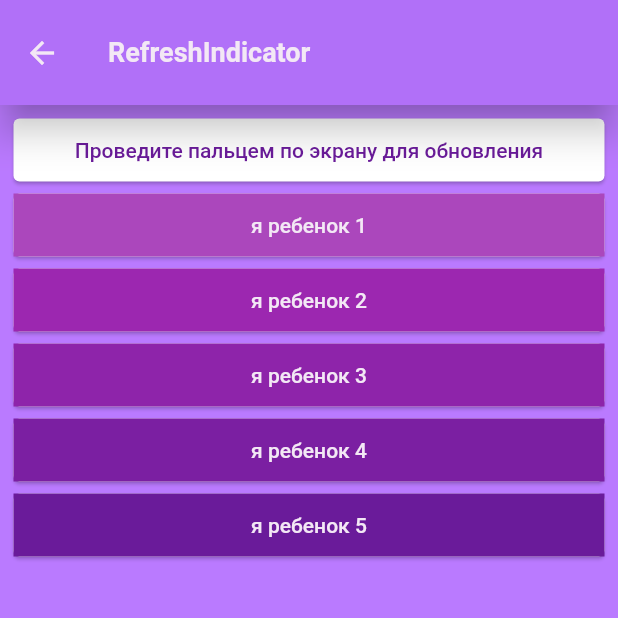
After one commit to ksenia312/widgets_example, a Flutter app: the RefreshIndicatorScreen screen opened directly, on a phone screen of 412 x 824 dp, the top half of it. The commit adds this screen. Run offline on Flutter 3.47's test engine with Material 2 defaults, Android fonts, the phone set to English and light mode, and no system bars; missing offline and left inert: arrow_path; network calls fail.

Commit message:
scrolling screen

```diff
--- a/lib/screens/cupertino_screen/cupertino_screen.dart
+++ b/lib/screens/cupertino_screen/cupertino_screen.dart
@@ -296,7 +296,7 @@ class _CupertinoState extends State<CupertinoScreen> {
             onPressed: () {
               Navigator.of(context).push(
                 MaterialPageRoute(
-                  builder: (context) => CupertinoNavigationBarScreen(),
+                  builder: (context) => const CupertinoNavigationBarScreen(),
                 ),
               );
             }),
--- a/lib/screens/home_screen.dart
+++ b/lib/screens/home_screen.dart
@@ -1,6 +1,7 @@
 import 'package:flutter/material.dart';
 import 'package:widgets_example/screens/cupertino_screen/cupertino_screen.dart';
 import 'package:widgets_example/screens/interaction_models_screen/interaction_models_screen.dart';
+import 'package:widgets_example/screens/scrolling_screen/scrolling_screen.dart';
 import 'package:widgets_example/utils/colors.dart';
 import 'package:widgets_example/utils/title_widget.dart';
 
@@ -43,7 +44,8 @@ class _HomeScreenState extends State<HomeScreen> {
       const InteractionModelScreen(),
       const LayoutScreen(),
       const MaterialComponentsScreen(),
-      const PaintingScreen()
+      const PaintingScreen(),
+      const ScrollingScreen()
     ];
     return Scaffold(
       appBar: AppBar(
--- /dev/null
+++ b/lib/screens/scrolling_screen/refresh_indicator_screen.dart
@@ -0,0 +1,67 @@
+import 'package:flutter/material.dart';
+import 'package:widgets_example/utils/colors.dart';
+import 'package:widgets_example/widgets/text.dart';
+
+class RefreshIndicatorScreen extends StatefulWidget {
+  const RefreshIndicatorScreen({Key? key}) : super(key: key);
+
+  @override
+  State<RefreshIndicatorScreen> createState() => _RefreshIndicatorScreenState();
+}
+
+class _RefreshIndicatorScreenState extends State<RefreshIndicatorScreen> {
+  late List<String> data;
+
+  @override
+  void initState() {
+    data = List.generate(5, (index) => 'я ребенок ${index + 1}');
+    super.initState();
+  }
+
+  @override
+  Widget build(BuildContext context) {
+    return Scaffold(
+        appBar: AppBar(
+          title: const AppText(
+            value: "RefreshIndicator",
+            dark: false,
+            textType: TextType.large,
+          ),
+        ),
+        body: RefreshIndicator(
+            onRefresh: () async {
+              await Future.delayed(const Duration(seconds: 1));
+              updateData();
+            },
+            child: ListView(
+              children: List.generate(
+                data.length + 1,
+                (index) => Card(
+                  child: Container(
+                    alignment: Alignment.center,
+                    color: Colors
+                        .purple[index != 0 ? 400 + ((index - 1) % 5) * 100 : 0],
+                    child: AppText(
+                        value: index == 0
+                            ? 'Проведите пальцем по экрану для обновления'
+                            : data[index - 1],
+                        dark: index == 0),
+                  ),
+                ),
+              ),
+              shrinkWrap: true,
+              padding: const EdgeInsets.all(5),
+              scrollDirection: Axis.vertical,
+              itemExtent: 50,
+            ),
+            color: Colors.white,
+            backgroundColor: purple900,
+            triggerMode: RefreshIndicatorTriggerMode.anywhere));
+  }
+
+  void updateData() {
+    int i = data.length + 1;
+    data.addAll(List.generate(5, (index) => "я ребенок ${i + index}"));
+    setState(() {});
+  }
+}
```
Also changed, not shown: lib/screens/scrolling_screen/custom_scroll_view_screen.dart (added, +186 -0 lines), lib/screens/scrolling_screen/scrolling_screen.dart (added, +155 -0 lines), lib/widgets/arrow_painter.dart (+5 -2 lines), 1 other file.
